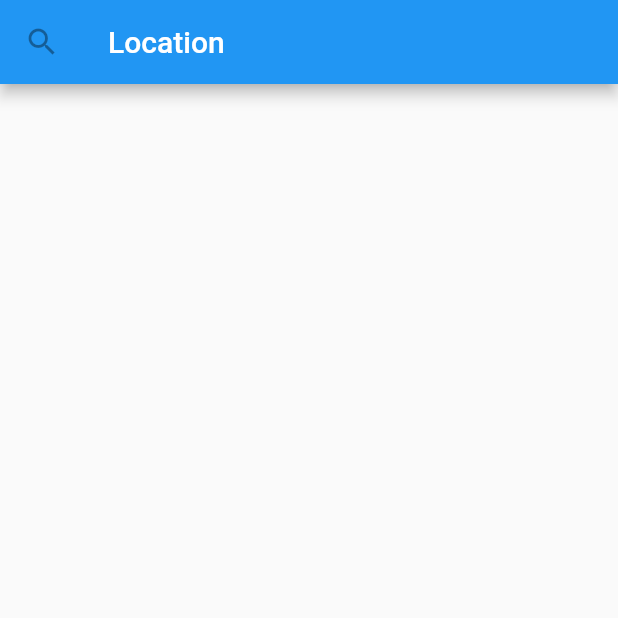
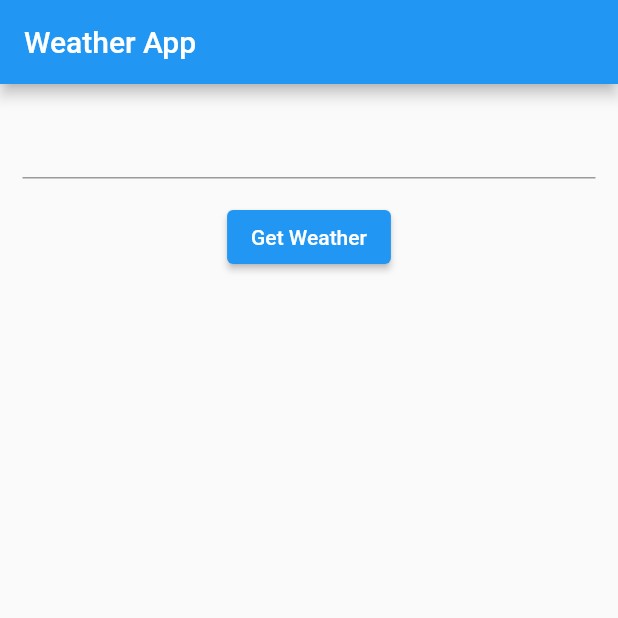
Before and after one commit to paulzay/forecast, a Flutter app: the screen it shows after launch, on a phone screen of 412 x 824 dp, the top half of it. Run offline on Flutter 3.47's test engine with Material 2 defaults, Android fonts, the phone set to English and light mode, and no system bars.

Commit message:
add api call function and stateful widget

```diff
--- /dev/null
+++ b/lib/Home.dart
@@ -0,0 +1,59 @@
+import 'package:flutter/material.dart';
+import 'package:http/http.dart' as http;
+import 'dart:convert';
+
+class MyApp extends StatefulWidget {
+  const MyApp({super.key});
+
+  @override
+  _MyAppState createState() => _MyAppState();
+}
+
+class _MyAppState extends State<MyApp> {
+  String location = '';
+  String apiKey = 'b34fddd3dae4a2eb0ad363b62f98ba1e';
+  Map weatherData = {};
+
+  Future<void> _fetchWeatherData() async {
+    var response = await http.get(Uri.parse(
+        'https://api.openweathermap.org/data/2.5/weather?q=$location&appid=$apiKey'));
+    if (response.statusCode == 200) {
+      setState(() {
+        weatherData = json.decode(response.body);
+      });
+    } else {
+      print('error');
+    }
+  }
+
+  @override
+  Widget build(BuildContext context) {
+    return MaterialApp(
+      home: Scaffold(
+        appBar: AppBar(
+          title: const Text('Weather App'),
+        ),
+        body: Column(
+          children: [
+            Padding(
+              padding: const EdgeInsets.all(15),
+              child: TextField(
+                onChanged: (value) {
+                  location = value;
+                },
+              ),
+            ),
+            ElevatedButton(
+              onPressed: _fetchWeatherData,
+              child: const Text('Get Weather'),
+            ),
+            // Text('${weatherData['main']['temp']} °F'),
+            // Image.network(
+            //     'https://openweathermap.org/img/w/${weatherData['weather'][0]['icon']}.png'),
+            // Text('${weatherData['weather'][0]['description']}'),
+          ],
+        ),
+      ),
+    );
+  }
+}
--- a/lib/main.dart
+++ b/lib/main.dart
@@ -1,42 +1,16 @@
 import 'package:flutter/material.dart';
-import 'package:dio/dio.dart';
+import 'Home.dart';
 
-final dio = Dio();
+void main() => runApp(const App());
 
-void main() {
-  runApp(
-    const MaterialApp(
-      title: 'GEOSEARCH',
-      home: Home(),
-    ),
-  );
-}
-
-class Home extends StatelessWidget {
-  const Home({super.key});
-
-  void getWeather() async {
-    const apiKey = 'b34fddd3dae4a2eb0ad363b62f98ba1e';
-    const cityName = 'London';
-    const url =
-        'https://api.openweathermap.org/data/2.5/weather?q=$cityName&appid=$apiKey';
-    final response = await dio.get(url);
-    print(response);
-  }
-
-  void handleChange() async {}
+class App extends StatelessWidget {
+  const App({super.key});
 
   @override
   Widget build(BuildContext context) {
-    return Scaffold(
-      appBar: AppBar(
-        title: const Text('Location'),
-        leading: const IconButton(
-          icon: Icon(Icons.search),
-          tooltip: 'Navigation menu',
-          onPressed: null,
-        ),
-      ),
+    return const MaterialApp(
+      debugShowCheckedModeBanner: false,
+      home: MyApp(),
     );
   }
 }
```
